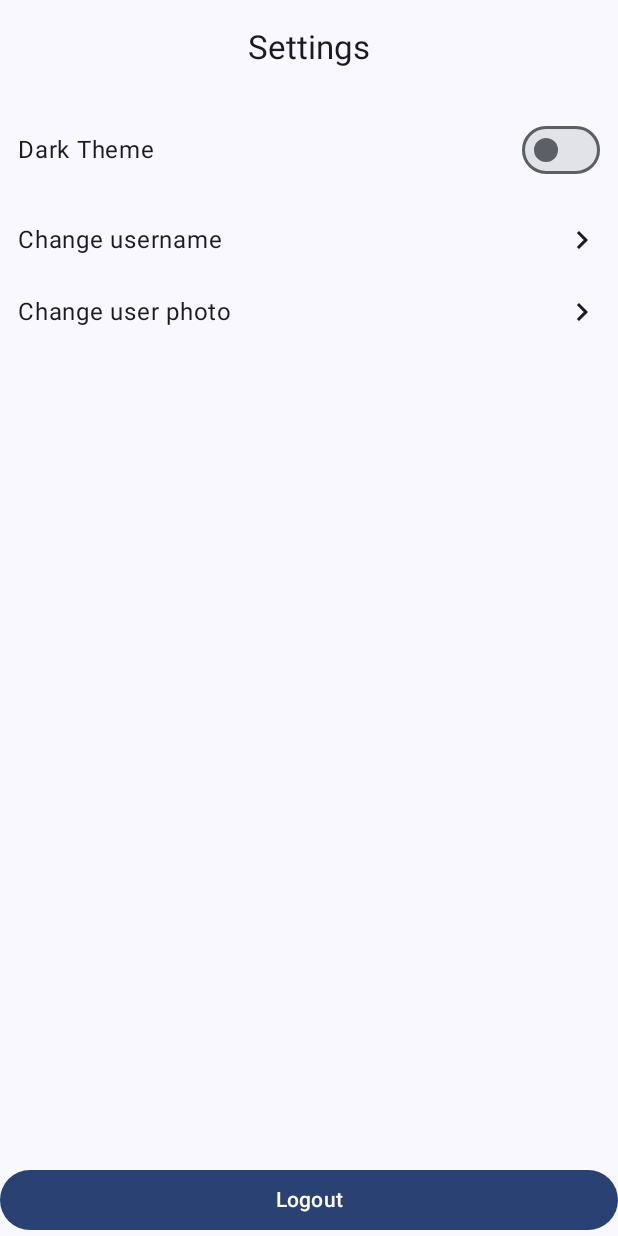
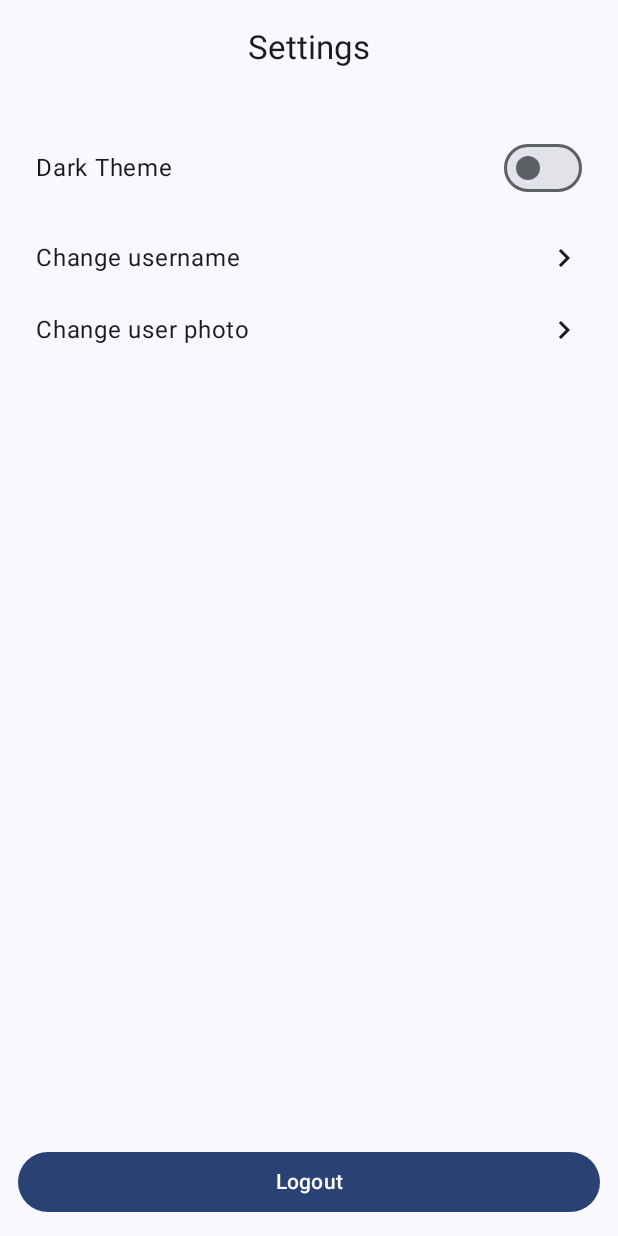
Before and after one commit to Reditya02/AnimeCollection, an Android app built with Jetpack Compose: the composable SettingsContent shown on its own in the app's theme, on a phone screen of 412 x 824 dp. Run offline under Robolectric (Android 15) with nearby library versions, the phone set to English and light mode, and no system bars; our stand-ins replace Dagger/Hilt's generated code, accompanist; libraries missing offline, so code that uses them is left out: com.google.accompanist.navigation, com.ramcosta.composedestinations; 1 statement that could not run was skipped.

Commit message:
day 5: update ui

```diff
--- a/app/src/main/java/com/example/animecollection/ui/settings/SettingsScreen.kt
+++ b/app/src/main/java/com/example/animecollection/ui/settings/SettingsScreen.kt
@@ -91,10 +91,13 @@ fun SettingsContent(
         },
         snackbarHost = { SnackbarHost(hostState = snackbarHostState) }
     ) {
-        Column {
+        Column(
+            Modifier
+                .padding(it)
+                .padding(12.dp)
+        ) {
             Row(
                 Modifier
-                    .padding(it)
                     .padding(12.dp),
                 verticalAlignment = Alignment.CenterVertically
             ) {
```
